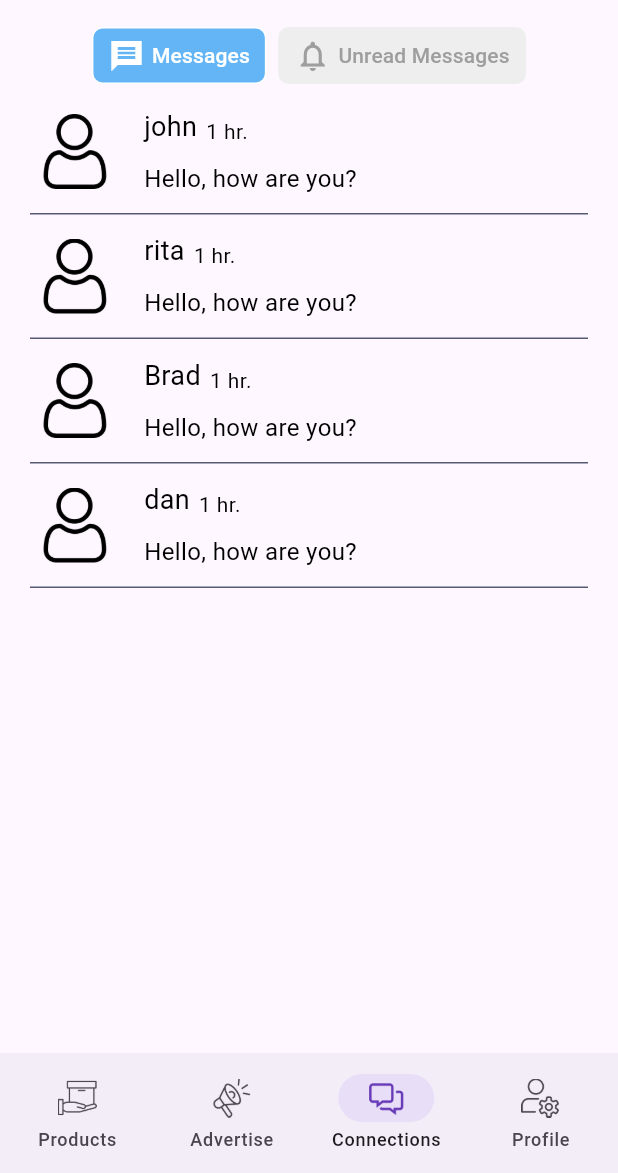
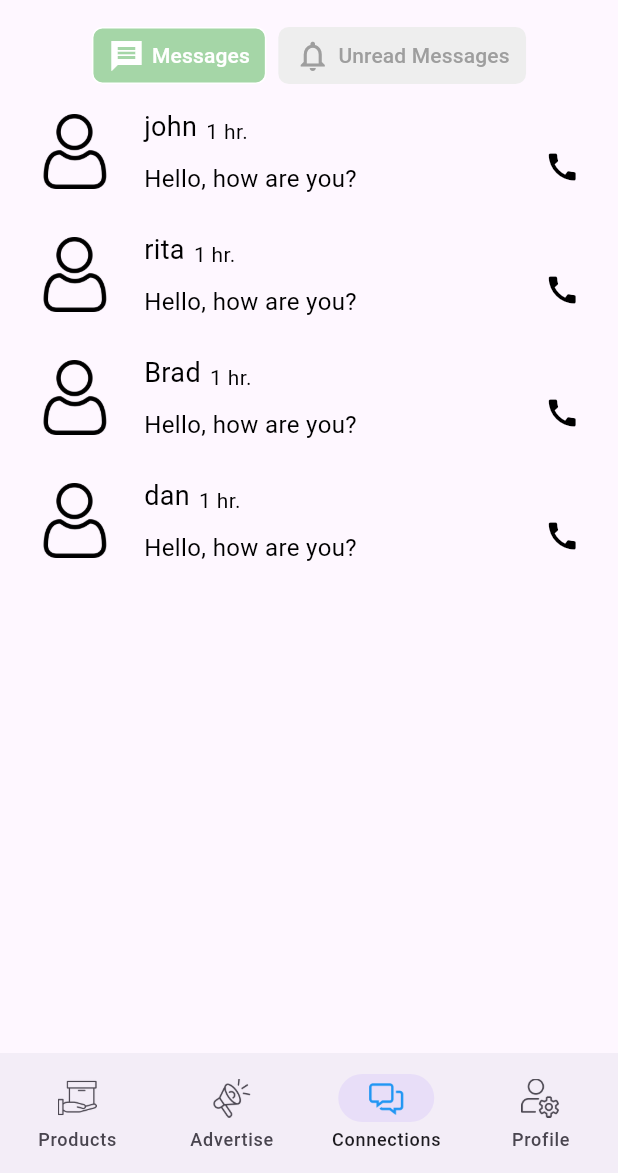
Before and after one commit to charles-praise/Nix, a Flutter app: the screen it shows after launch, item 3 of the bottom bar chosen, on a phone screen of 412 x 824 dp, the part 63-1236 px from its top. Run offline on Flutter 3.47's test engine with Material 3 defaults, Android fonts, the light colour scheme and no system bars; drawn by our look-alikes of buttons_tabbar; our stand-ins replace cached_network_image, equatable, flutter_bloc, flutter_rating_bar, flutter_screenutil, flutter_secure_storage and 2 more; missing offline and left inert: flutter_masonry_view; network calls fail.

Commit message:
modified the chat ui

```diff
--- a/lib/cubit/shop/shop_cubit.dart
+++ b/lib/cubit/shop/shop_cubit.dart
@@ -12,7 +12,9 @@ class SearchCubit extends Cubit<SearchState> {
     emit(SearchLoading()); // Emit a loading state
 
     List<ProductModel> filteredItems = items
-        .where((item) => item.name.toLowerCase().contains(query.toLowerCase()))
+        .where((item) =>
+            item.name.toLowerCase().trim().contains(query.toLowerCase()) ||
+            item.category.toLowerCase().trim().contains(query.toLowerCase()))
         .toList();
 
     // Emit the filtered results
--- a/lib/main.dart
+++ b/lib/main.dart
@@ -200,7 +200,7 @@ List<NavigationDestination> destination = [
     tooltip: 'Products',
     selectedIcon: ImageIcon(
       AssetImage(Assets.bottomNavigationImage[10]),
-      color: Colors.deepPurple,
+      color: Colors.blue,
       size: 26,
     ),
   ),
@@ -214,7 +214,7 @@ List<NavigationDestination> destination = [
     selectedIcon: ImageIcon(
       AssetImage(Assets.bottomNavigationImage[6]),
       size: 26,
-      color: Colors.deepPurple,
+      color: Colors.blue,
     ),
   ),
   NavigationDestination(
@@ -226,7 +226,7 @@ List<NavigationDestination> destination = [
     tooltip: 'Connections',
     selectedIcon: ImageIcon(
       AssetImage(Assets.bottomNavigationImage[4]),
-      color: Colors.deepPurple,
+      color: Colors.blue,
       size: 26,
     ),
   ),
@@ -239,7 +239,7 @@ List<NavigationDestination> destination = [
     tooltip: 'Profile',
     selectedIcon: ImageIcon(
       AssetImage(Assets.bottomNavigationImage[9]),
-      color: Colors.deepPurple,
+      color: Colors.blue,
       size: 26,
     ),
   ),
--- a/lib/service/service.dart
+++ b/lib/service/service.dart
@@ -82,64 +82,160 @@ class AuthLocalService {
     Future.delayed(const Duration(seconds: 2));
     return [
       ProductModel(
-        name: 'Shirt',
+        name: 'Joggers',
+        category: 'Joggers',
+        description: 'Afircan made shirts',
+        rating: 3,
+        price: 10000,
+        images: [
+          'https://danami.ng/wp-content/uploads/2025/02/Danami.webp',
+          'https://danami.ng/wp-content/uploads/2025/02/Danami.webp',
+        ],
+        sellersName: 'Charles Praise Diepriye',
+        sellersAddress: 'No 16 Royal Close port Harcourt',
+        sellersImage: Assets.avatars[0],
+      ),
+      ProductModel(
+        name: 'Sweater',
+        description: 'Afircan made shirts',
+        category: 'Sweaters',
+        rating: 4,
+        price: 5000,
+        images: [
+          'https://danami.ng/wp-content/uploads/2024/05/Danami-3-Colour-Block-Hoodie.jpg',
+          'https://danami.ng/wp-content/uploads/2024/05/Danami-3-Colour-Block-Hoodie.jpg'
+        ],
+        sellersName: 'Charles Praise Diepriye',
+        sellersAddress: 'No 16 Royal Close port Harcourt',
+        sellersImage: Assets.avatars[0],
+      ),
+      ProductModel(
+        name: 'Brooklyn Sweater',
+        description: 'Brooklyn sweaters Xl, XXl, X',
+        category: 'Sweater',
+        rating: 3,
+        price: 7000,
+        images: [
+          'https://danami.ng/wp-content/uploads/2023/10/Danami-Crop-Hoodie-With-Brooklyn-New-York-Print-Black-1-1.jpg',
+          'https://danami.ng/wp-content/uploads/2023/10/Danami-Crop-Hoodie-With-Brooklyn-New-York-Print-Black-1-1.jpg',
+        ],
+        sellersName: 'Charles Praise Diepriye',
+        sellersAddress: 'No 16 Royal Close port Harcourt',
+        sellersImage: Assets.avatars[0],
+      ),
+      ProductModel(
+        name: 'Single Hand Bags',
+        description: 'Starndard single hand bags for outing',
+        category: 'Bags',
+        price: 2000,
+        rating: 2,
+        images: [
+          'https://danami.ng/wp-content/uploads/2023/04/77-2.jpg',
+          'https://danami.ng/wp-content/uploads/2023/04/77-2.jpg',
+        ],
+        sellersName: 'Charles Praise Diepriye',
+        sellersAddress: 'No 16 Royal Close port Harcourt',
+        sellersImage: Assets.avatars[0],
+      ),
+      ProductModel(
+        name: 'Kitto Bag',
+        description: 'Afircan made shirts',
+        category: 'Bags',
+        price: 5000,
+        rating: 5,
+        images: [
+          'https://danami.ng/wp-content/uploads/2023/04/37.jpg',
+          'https://danami.ng/wp-content/uploads/2023/04/37.jpg',
+        ],
+        sellersName: 'Charles Praise Diepriye',
+        sellersAddress: 'No 16 Royal Close port Harcourt',
+        sellersImage: Assets.avatars[0],
+      ),
+      ProductModel(
+        name: 'Haters Caps',
+        category: 'Cap',
+        description: 'Branded Haters portable head Cap',
+        price: 6000,
+        rating: 6,
+        images: [
+          'https://danami.ng/wp-content/uploads/2024/01/fuck-2.jpg',
+          'https://danami.ng/wp-content/uploads/2024/01/fuck-2.jpg',
+        ],
+        sellersName: 'Charles Praise Diepriye',
+        sellersAddress: 'No 16 Royal Close port Harcourt',
+        sellersImage: Assets.avatars[0],
+      ),
+      ProductModel(
+        name: 'King and Queens Caps',
+        description: 'King and queens Pair Head Cap',
+        category: 'Cap',
+        rating: 4,
+        price: 6000,
+        images: [
+          'https://danami.ng/wp-content/uploads/2023/04/84.jpg',
+          'https://danami.ng/wp-content/uploads/2023/04/84.jpg',
+        ],
+        sellersName: 'Charles Praise Diepriye',
+        sellersAddress: 'No 16 Royal Close port Harcourt',
+        sellersImage: Assets.avatars[0],
+      ),
+      ProductModel(
+        name: 'Soul Mate Pair Cap',
+        category: 'Cap',
+        rating: 4,
         description: 'Afircan made shirts',
         price: 3000,
-        image: 'https://danami.ng/wp-content/uploads/2025/02/Danami.webp',
+        images: [
+          'https://danami.ng/wp-content/uploads/2023/04/71.jpg',
+          'https://danami.ng/wp-content/uploads/2023/04/71.jpg',
+        ],
+        sellersName: 'Charles Praise Diepriye',
+        sellersAddress: 'No 16 Royal Close port Harcourt',
+        sellersImage: Assets.avatars[0],
       ),
       ProductModel(
-          name: 'Trousers',
-          description: 'Afircan made shirts',
-          price: 3000,
-          image:
-              'https://danami.ng/wp-content/uploads/2024/05/Danami-3-Colour-Block-Hoodie.jpg'),
+        name: 'Cotton Pants',
+        rating: 5,
+        tier: 'diamond',
+        category: 'Joggers',
+        description: 'Afircan made shirts',
+        price: 3000,
+        images: [
+          'https://danami.ng/wp-content/uploads/2023/04/1.jpg',
+          'https://danami.ng/wp-content/uploads/2023/04/1.jpg',
+        ],
+        sellersName: 'Charles Praise Diepriye',
+        sellersAddress: 'No 16 Royal Close port Harcourt',
+        sellersImage: Assets.avatars[0],
+      ),
       ProductModel(
-          name: 'Shoes',
-          description: 'Afircan made shirts',
-          price: 3000,
-          image:
-              'https://danami.ng/wp-content/uploads/2023/10/Danami-Crop-Hoodie-With-Brooklyn-New-York-Print-Black-1-1.jpg'),
+        name: 'Short Pants',
+        category: 'Fashion',
+        description: 'Afircan made shirts',
+        rating: 2,
+        price: 3000,
+        images: [
+          'https://danami.ng/wp-content/uploads/2024/09/Danami-9.webp',
+          'https://danami.ng/wp-content/uploads/2024/09/Danami-9.webp',
+        ],
+        sellersName: 'Charles Praise Diepriye',
+        sellersAddress: 'No 16 Royal Close port Harcourt',
+        sellersImage: Assets.avatars[0],
+      ),
       ProductModel(
-          name: 'Jewelries',
-          description: 'Afircan made shirts',
-          price: 3000,
-          image: 'https://danami.ng/wp-content/uploads/2023/04/77-2.jpg'),
-      ProductModel(
-          name: 'Phones',
-          description: 'Afircan made shirts',
-          price: 3000,
-          image: 'https://danami.ng/wp-content/uploads/2023/04/37.jpg'),
-      ProductModel(
-          name: 'Machinery',
-          description: 'Afircan made shirts',
-          price: 3000,
-          image: 'https://danami.ng/wp-content/uploads/2024/01/fuck-2.jpg'),
-      ProductModel(
-          name: 'Laptops',
-          description: 'Afircan made shirts',
-          price: 3000,
-          image: 'https://danami.ng/wp-content/uploads/2023/04/84.jpg'),
-      ProductModel(
-          name: 'Gadgets',
-          description: 'Afircan made shirts',
-          price: 3000,
-          image: 'https://danami.ng/wp-content/uploads/2023/04/71.jpg'),
-      ProductModel(
-          name: 'Joggers',
-          description: 'Afircan made shirts',
-          price: 3000,
-          image: 'https://danami.ng/wp-content/uploads/2023/04/1.jpg'),
-      ProductModel(
-          name: 'Shorts',
-          description: 'Afircan made shirts',
-          price: 3000,
-          image: 'https://danami.ng/wp-content/uploads/2024/09/Danami-9.webp'),
-      ProductModel(
-          name: 'Shorts',
-          description: 'Afircan made shirts',
-          price: 3000,
-          image:
-              'https://encrypted-tbn0.gstatic.com/images?q=tbn:ANd9GcRngz8q2cKcSB5Wt7A8LpNss-peUz1TStrC0w&s'),
+        name: '3 bedroom Duplex',
+        description: 'Off Ada George by Mouka foam Starndard duplex for lease.',
+        category: 'house',
+        rating: 0,
+        price: 1500000,
+        images: [
+          'https://encrypted-tbn0.gstatic.com/images?q=tbn:ANd9GcRngz8q2cKcSB5Wt7A8LpNss-peUz1TStrC0w&s',
+          'https://encrypted-tbn0.gstatic.com/images?q=tbn:ANd9GcRngz8q2cKcSB5Wt7A8LpNss-peUz1TStrC0w&s',
+        ],
+        sellersName: 'Charles Praise Diepriye',
+        sellersAddress: 'No 16 Royal Close port Harcourt',
+        sellersImage: Assets.avatars[0],
+      ),
     ];
   }
 }
--- a/lib/utils/utils.dart
+++ b/lib/utils/utils.dart
@@ -99,13 +99,13 @@ Padding productWidgetOne(
                   fit: StackFit.passthrough,
                   clipBehavior: Clip.none,
                   children: [
-                    cachedNetworkImage(product.image, BoxFit.cover),
+                    cachedNetworkImage(product.images[0], BoxFit.cover),
 
                     // if (showOwnerAndName)  `1
                     Positioned(
                         bottom: 1,
                         left: 0,
-                        child: circleAvatar(data: product.image)),
+                        child: circleAvatar(data: product.images[0])),
                   ],
                 ),
                 SizedBox(height: 3.h),
@@ -214,7 +214,7 @@ InkWell productWidgetTwo({
               crossAxisAlignment: CrossAxisAlignment.start,
               children: [
                 Expanded(
-                    child: cachedNetworkImage(product.image, BoxFit.cover)),
+                    child: cachedNetworkImage(product.images[0], BoxFit.cover)),
                 SizedBox(height: 5.h),
                 Column(
                   crossAxisAlignment: CrossAxisAlignment.start,
--- a/lib/view/chat/chat.dart
+++ b/lib/view/chat/chat.dart
@@ -2,57 +2,6 @@ import 'package:web_socket_channel/io.dart';
 import 'widget/chat_widgets.dart';
 
 import '../../export.dart';
-
-List names = <String>['john', 'rita', 'Brad', 'dan'];
-
-final messages =
-    List.generate(friends.length, (index) => messagesWidget(friends[index]));
-final ureadMessage = List.generate(
-    friends.length, (index) => unreadMessagesWidget(friends[index], '5'));
-final missedCall =
-    List.generate(friends.length, (index) => missedCallsWidget(friends[index]));
-
-final friends = List<Friend>.generate(
-  names.length,
-  (index) =>
-      Friend(names[index], Assets.avatars[0], 'Hello, how are you?', '1 hr.'),
-);
-
-final List<Message> message = [
-  Message(1, "I Charles just finished the chat section."),
-  Message(0,
-      "But I may not go if the weather is bad. So lets see the weather condition 😀"),
-  Message(0, "I suppose I am."),
-  Message(1, "Are you going to market today?"),
-  Message(0, "I am good too"),
-  Message(1, "I am fine, thank you. How are you? "),
-  Message(1, "Hi,"),
-  Message(0, "How are you today?"),
-  Message(0, "Hello,"),
-];
-
-SingleChildScrollView allMessages() => SingleChildScrollView(
-      scrollDirection: Axis.vertical,
-      physics: const BouncingScrollPhysics(),
-      child: Padding(
-        padding: const EdgeInsets.only(left: 20.0, right: 20.0),
-        child: Column(
-          crossAxisAlignment: CrossAxisAlignment.start,
-          children: messages,
-        ),
-      ),
-    );
-SingleChildScrollView unreadMessages() => SingleChildScrollView(
-      scrollDirection: Axis.vertical,
-      physics: const BouncingScrollPhysics(),
-      child: Padding(
-        padding: const EdgeInsets.only(left: 20.0, right: 20.0),
-        child: Column(
-          crossAxisAlignment: CrossAxisAlignment.start,
-          children: ureadMessage,
-        ),
-      ),
-    );
 
 class Chat extends StatefulWidget {
   @override
@@ -93,6 +42,43 @@ class _ChatState extends State<Chat> {
 
   @override
   Widget build(BuildContext context) {
+    List names = <String>['john', 'rita', 'Brad', 'dan'];
+
+    final friends = List<Friend>.generate(
+      names.length,
+      (index) => Friend(
+          names[index], Assets.avatars[0], 'Hello, how are you?', '1 hr.'),
+    );
+    final messages = List.generate(
+        friends.length, (index) => messagesWidget(context, friends[index]));
+    final ureadMessage = List.generate(friends.length,
+        (index) => unreadMessagesWidget(context, friends[index], '5'));
+    final missedCall = List.generate(
+        friends.length, (index) => missedCallsWidget(friends[index]));
+
+    SingleChildScrollView allMessages() => SingleChildScrollView(
+          scrollDirection: Axis.vertical,
+          physics: const BouncingScrollPhysics(),
+          child: Padding(
+            padding: const EdgeInsets.only(left: 20.0, right: 20.0),
+            child: Column(
+              crossAxisAlignment: CrossAxisAlignment.start,
+              children: messages,
+            ),
+          ),
+        );
+    SingleChildScrollView unreadMessages() => SingleChildScrollView(
+          scrollDirection: Axis.vertical,
+          physics: const BouncingScrollPhysics(),
+          child: Padding(
+            padding: const EdgeInsets.only(left: 20.0, right: 20.0),
+            child: Column(
+              crossAxisAlignment: CrossAxisAlignment.start,
+              children: ureadMessage,
+            ),
+          ),
+        );
+
     return DefaultTabController(
       length: 2,
       child: Scaffold(
@@ -105,7 +91,7 @@ class _ChatState extends State<Chat> {
             unselectedBorderColor: Colors.transparent,
             borderColor: Colors.white,
             borderWidth: 1,
-            backgroundColor: Colors.blue.shade300,
+            backgroundColor: Colors.green.shade200,
             unselectedBackgroundColor: Colors.grey.shade200,
             unselectedLabelStyle: const TextStyle(color: Colors.grey),
             labelStyle: const TextStyle(fontSize: 14, color: Colors.white),
--- a/lib/view/chat/widget/chat_widgets.dart
+++ b/lib/view/chat/widget/chat_widgets.dart
@@ -1,15 +1,20 @@
 import '../../../export.dart';
+import '../private_chat.dart';
 
 // ---- unread Messages Widget --------
-GestureDetector unreadMessagesWidget(Friend friend, String messageCount) =>
+GestureDetector unreadMessagesWidget(
+        BuildContext context, Friend friend, String messageCount) =>
     GestureDetector(
-      onTap: () {},
+      onTap: () {
+        Navigator.push(context,
+            MaterialPageRoute(builder: (context) => const PrivateChat()));
+      },
       child: Container(
         decoration: const BoxDecoration(
-          border: Border(
-            bottom: BorderSide(color: Color(0xFF565973), width: 1.0),
-          ),
-        ),
+            // border: Border(
+            //   bottom: BorderSide(color: Color(0xFF565973), width: 1.0),
+            // ),
+            ),
         child: Padding(
           padding: const EdgeInsets.symmetric(vertical: 10.0),
           child: Row(
@@ -204,16 +209,20 @@ GestureDetector missedCallsWidget(
 //
 // ---- All Messages widget ------
 GestureDetector messagesWidget(
+  BuildContext context,
   Friend friend,
 ) =>
     GestureDetector(
-      onTap: () {},
+      onTap: () {
+        Navigator.push(context,
+            MaterialPageRoute(builder: (context) => const PrivateChat()));
+      },
       child: Container(
         decoration: const BoxDecoration(
-          border: Border(
-            bottom: BorderSide(color: Color(0xFF565973), width: 1.0),
-          ),
-        ),
+            // border: Border(
+            //   bottom: BorderSide(color: Color(0xFF565973), width: 1.0),
+            // ),
+            ),
         child: Padding(
           padding: const EdgeInsets.symmetric(vertical: 10.0),
           child: Row(
@@ -282,18 +291,19 @@ GestureDetector messagesWidget(
               Row(
                 children: <Widget>[
                   Container(
-                    width: 42.0,
-                    height: 42.0,
+                    width: 20.0,
+                    height: 20.0,
                     decoration: BoxDecoration(
                       color: Colors.transparent,
                       borderRadius: BorderRadius.circular(50.0),
                     ),
-                    // child: IconButton(
-                    //   color: Colors.black,
-                    //   icon: const Icon(Icons.call),
-                    //   onPressed: () {},
-                    // ),
+                    child: IconButton(
+                      color: Colors.black,
+                      icon: const Icon(Icons.call),
+                      onPressed: () {},
+                    ),
                   ),
+                  SizedBox(width: 15.w),
                 ],
               ),
             ],
```
Also changed, not shown: lib/model/product_model.dart (+21 -3 lines), lib/view/chat/view/private_chat.dart (deleted, +0 -210 lines), lib/view/details/product_details.dart (+9 -9 lines), pubspec.lock.
